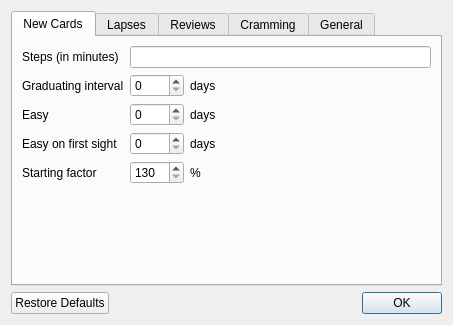
Qt form designer/groupconf.ui (ankitects/anki) before a commit.
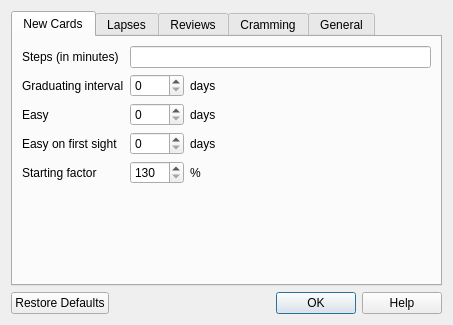
The same form after that commit.

Commit message: fix saving of steps, add missing help button

```diff
--- a/designer/groupconf.ui
+++ b/designer/groupconf.ui
@@ -546,7 +546,7 @@
       <enum>Qt::Horizontal</enum>
      </property>
      <property name="standardButtons">
-      <set>QDialogButtonBox::Ok|QDialogButtonBox::RestoreDefaults</set>
+      <set>QDialogButtonBox::Help|QDialogButtonBox::Ok|QDialogButtonBox::RestoreDefaults</set>
      </property>
     </widget>
    </item>
```
The commit also changes 1 other file.
